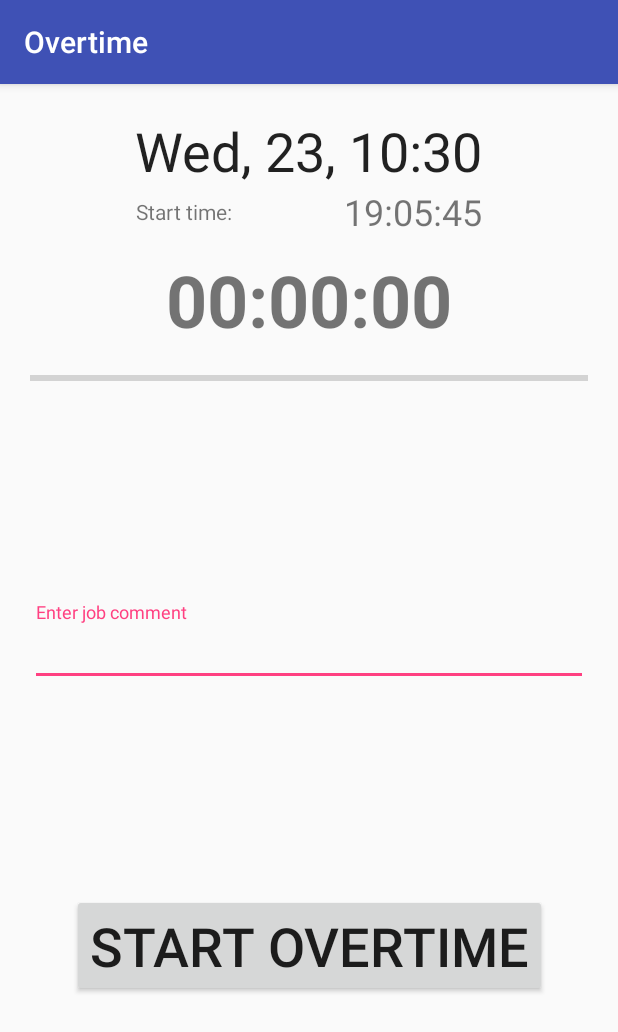
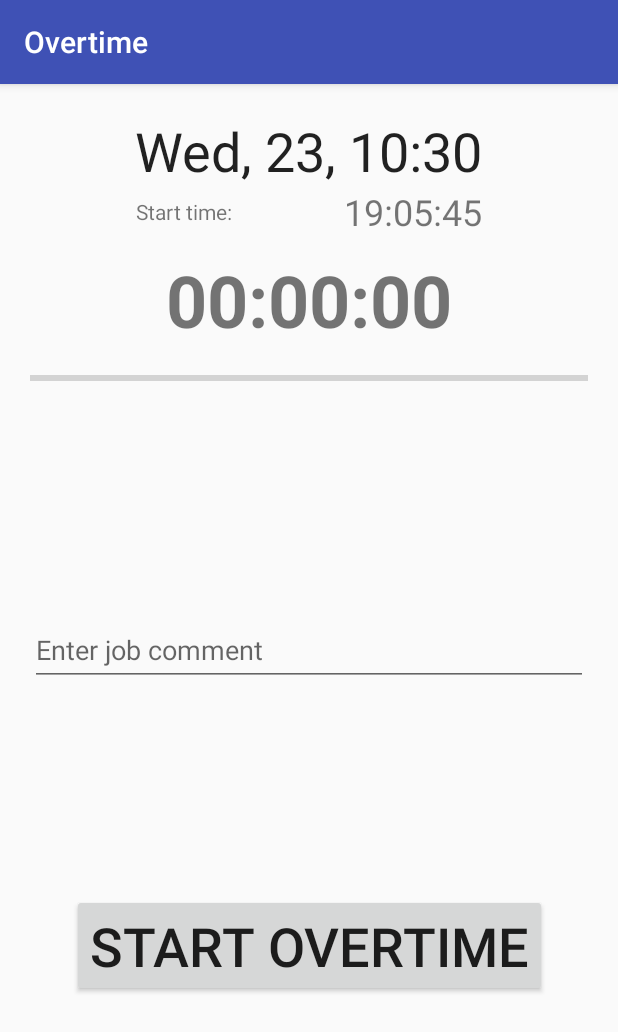
Before and after one commit to SupNacho/OverTime, an Android app: the fragment TimerFragment shown on its own in the app's theme, on a phone screen of 412 x 824 dp. Shown: the top 1032 px of the screen. Run offline under Robolectric (Android 15) with nearby library versions, the phone set to English and light mode, and no system bars; our stand-ins replace ButterKnife, RxJava, Timber; libraries missing offline, so code that uses them is left out: com.arellomobile.mvp, com.parse.

Commit message:
tweaks for clearing focus on create view

```diff
--- a/app/src/main/res/layout/fragment_timer.xml
+++ b/app/src/main/res/layout/fragment_timer.xml
@@ -1,10 +1,14 @@
 <?xml version="1.0" encoding="utf-8"?>
-<android.support.constraint.ConstraintLayout xmlns:android="http://schemas.android.com/apk/res/android"
+<android.support.constraint.ConstraintLayout
+    android:id="@+id/cl_timer_fragment"
+    xmlns:android="http://schemas.android.com/apk/res/android"
     xmlns:tools="http://schemas.android.com/tools"
     android:layout_width="match_parent"
     android:layout_height="match_parent"
     android:padding="20dp"
     xmlns:app="http://schemas.android.com/apk/res-auto"
+    android:focusable="true"
+    android:focusableInTouchMode="true"
     tools:context=".view.fragments.TimerFragment">
 
     <TextClock
```
